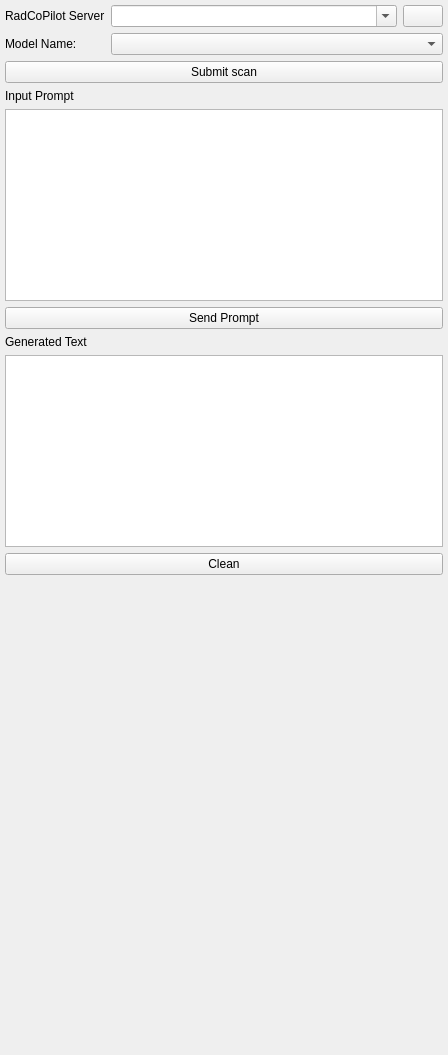
Before: the Qt Designer form plugins/RadCoPilot_Slicer/Resources/UI/RadCoPilot.ui in tedfytw1209/VLM, drawn with Qt 5.
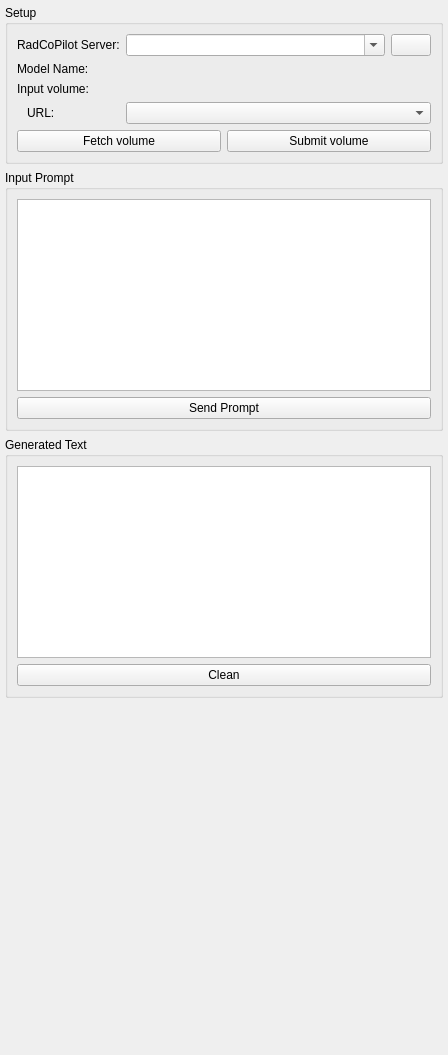
After: the same form once the commit is applied. Custom widgets are drawn as their Qt base class.

Commit message:
Add support for vila-m3 (#65)
- Added support for VILA-M3 server
- Refactor Slicer module

@lassoan

---------

```diff
--- a/plugins/RadCoPilot_Slicer/Resources/UI/RadCoPilot.ui
+++ b/plugins/RadCoPilot_Slicer/Resources/UI/RadCoPilot.ui
@@ -30,8 +30,21 @@
     <number>5</number>
    </property>
    <item>
-    <layout class="QGridLayout" name="serverSettings">
+    <widget class="ctkCollapsibleGroupBox" name="CollapsibleGroupBox">
+     <property name="title">
+      <string>Setup</string>
+     </property>
+     <layout class="QFormLayout" name="formLayout_3">
+      <item row="0" column="0">
+       <widget class="QLabel" name="label">
+        <property name="text">
+         <string>RadCoPilot Server:</string>
+        </property>
+       </widget>
+      </item>
      <item row="0" column="1">
+       <layout class="QHBoxLayout" name="horizontalLayout">
+        <item>
       <widget class="QComboBox" name="serverComboBox">
        <property name="sizePolicy">
         <sizepolicy hsizetype="Expanding" vsizetype="Fixed">
@@ -44,25 +57,14 @@
        </property>
       </widget>
      </item>
-     <item row="0" column="2">
+        <item>
       <widget class="QPushButton" name="fetchServerInfoButton">
-       <property name="enabled">
-        <bool>true</bool>
-       </property>
-       <property name="toolTip">
-        <string>Fetch/Refresh models from Server</string>
-       </property>
        <property name="text">
         <string/>
        </property>
       </widget>
      </item>
-     <item row="0" column="0">
-      <widget class="QLabel" name="label">
-       <property name="text">
-        <string>RadCoPilot Server</string>
-       </property>
-      </widget>
+       </layout>
      </item>
      <item row="1" column="0">
       <widget class="QLabel" name="appName">
@@ -71,36 +73,96 @@
        </property>
       </widget>
      </item>
-     <item row="1" column="1" colspan="2">
-      <widget class="QComboBox" name="appComboBox">
-       <property name="layoutDirection">
-        <enum>Qt::LeftToRight</enum>
-       </property>
-       <property name="sizeAdjustPolicy">
-        <enum>QComboBox::AdjustToContents</enum>
+      <item row="1" column="1">
+       <widget class="QLabel" name="appDescriptionLabel">
+        <property name="text">
+         <string/>
+        </property>
+       </widget>
+      </item>
+      <item row="2" column="0">
+       <widget class="QLabel" name="label_5">
+        <property name="text">
+         <string>Input volume:</string>
        </property>
       </widget>
      </item>
-    </layout>
-   </item>
+      <item row="2" column="1">
+       <widget class="qMRMLNodeComboBox" name="inputVolumeNodeComboBox">
+        <property name="nodeTypes">
+         <stringlist notr="true">
+          <string>vtkMRMLScalarVolumeNode</string>
+         </stringlist>
+        </property>
+        <property name="hideChildNodeTypes">
+         <stringlist notr="true"/>
+        </property>
+        <property name="noneEnabled">
+         <bool>true</bool>
+        </property>
+        <property name="addEnabled">
+         <bool>false</bool>
+        </property>
+        <property name="removeEnabled">
+         <bool>false</bool>
+        </property>
+        <property name="interactionNodeSingletonTag">
+         <string notr="true"/>
+        </property>
+        <property name="noneDisplay">
+         <string>(upload from URL)</string>
+        </property>
+       </widget>
+      </item>
+      <item row="3" column="0">
+       <widget class="QLabel" name="label_6">
+        <property name="sizePolicy">
+         <sizepolicy hsizetype="Expanding" vsizetype="Preferred">
+          <horstretch>0</horstretch>
+          <verstretch>0</verstretch>
+         </sizepolicy>
+        </property>
+        <property name="text">
+         <string>URL:</string>
+        </property>
+        <property name="alignment">
+         <set>Qt::AlignLeading|Qt::AlignLeft|Qt::AlignVCenter</set>
+        </property>
+        <property name="indent">
+         <number>10</number>
+        </property>
+       </widget>
+      </item>
+      <item row="3" column="1">
+       <widget class="QComboBox" name="scanComboBox"/>
+      </item>
+      <item row="5" column="0" colspan="2">
+       <layout class="QHBoxLayout" name="horizontalLayout_2">
    <item>
-    <layout class="QGridLayout" name="configGrid">
-     <item row="5" column="0">
+         <widget class="QPushButton" name="fetchImageButton">
+          <property name="text">
+           <string>Fetch volume</string>
+          </property>
+         </widget>
+        </item>
+        <item>
       <widget class="QPushButton" name="uploadImageButton">
        <property name="text">
-        <string>Submit scan</string>
+           <string>Submit volume</string>
        </property>
       </widget>
      </item>
     </layout>
    </item>
+     </layout>
+    </widget>
+   </item>
    <item>
-    <widget class="QLabel" name="label_2">
-     <property name="text">
+    <widget class="QGroupBox" name="groupBox">
+     <property name="title">
       <string>Input Prompt</string>
      </property>
-    </widget>
-   </item>
+     <layout class="QVBoxLayout" name="verticalLayout_2">
    <item>
     <widget class="QTextEdit" name="inputText">
      <property name="sizePolicy">
@@ -118,13 +180,15 @@
      </property>
     </widget>
    </item>
+     </layout>
+    </widget>
+   </item>
    <item>
-    <widget class="QLabel" name="label_3">
-     <property name="text">
+    <widget class="QGroupBox" name="groupBox_2">
+     <property name="title">
       <string>Generated Text</string>
      </property>
-    </widget>
-   </item>
+     <layout class="QVBoxLayout" name="verticalLayout_3">
    <item>
     <widget class="QTextEdit" name="outputText">
      <property name="sizePolicy">
@@ -142,6 +206,9 @@
      </property>
     </widget>
    </item>
+     </layout>
+    </widget>
+   </item>
    <item>
     <spacer name="verticalSpacer">
      <property name="orientation">
@@ -158,11 +225,22 @@
   </layout>
  </widget>
  <customwidgets>
+  <customwidget>
+   <class>ctkCollapsibleGroupBox</class>
+   <extends>QGroupBox</extends>
+   <header>ctkCollapsibleGroupBox.h</header>
+   <container>1</container>
+  </customwidget>
   <customwidget>
    <class>ctkPushButton</class>
    <extends>QPushButton</extends>
    <header>ctkPushButton.h</header>
   </customwidget>
+  <customwidget>
+   <class>qMRMLNodeComboBox</class>
+   <extends>QWidget</extends>
+   <header>qMRMLNodeComboBox.h</header>
+  </customwidget>
   <customwidget>
    <class>qMRMLWidget</class>
    <extends>QWidget</extends>
```
Left out of the diff: 67 changed lines with no effect on the pictures. Lines whose indentation alone changed are shown as unchanged. The commit also changes 2 other files.
